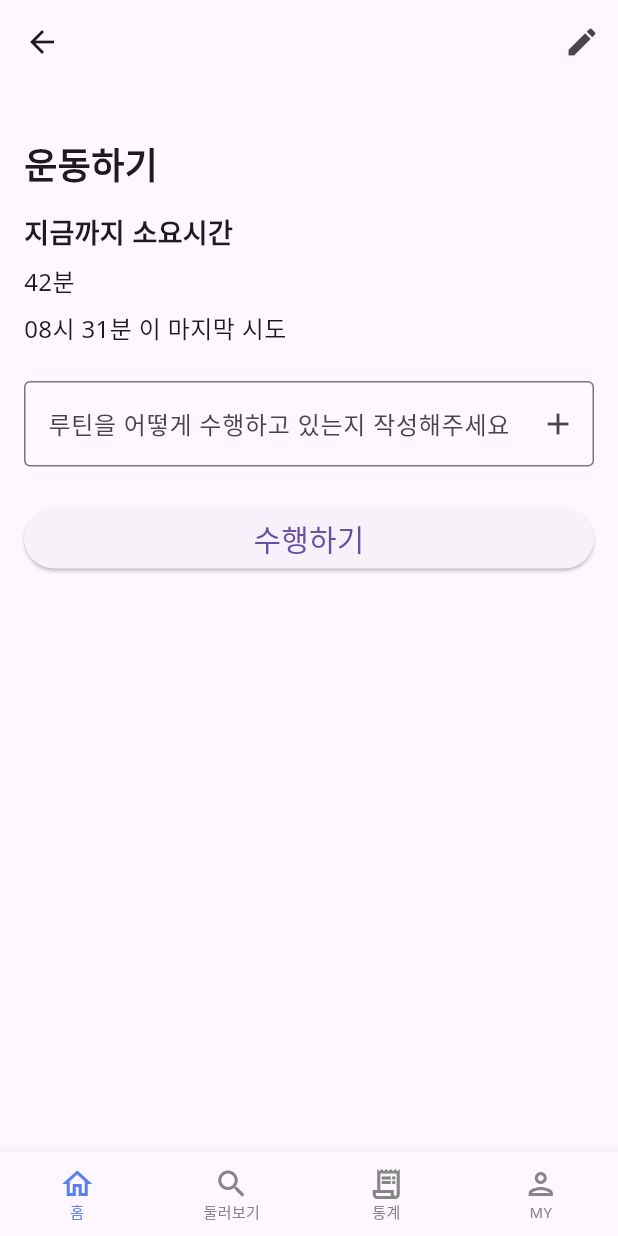
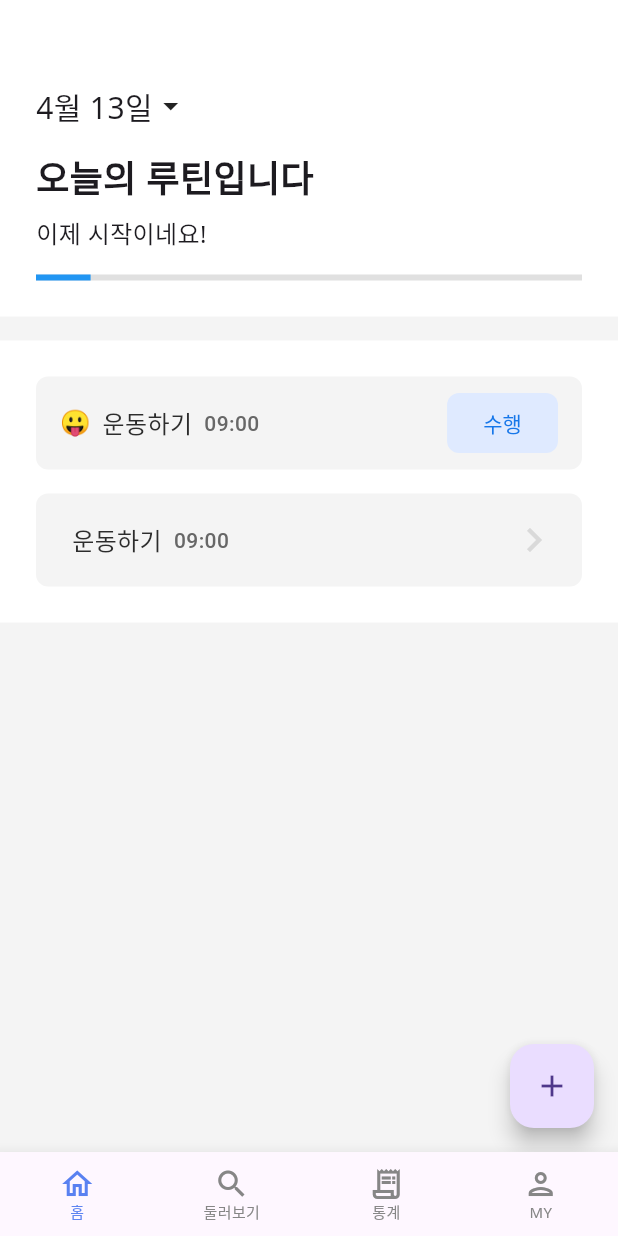
Before and after one commit to DoRun-DoRun/life-designer-client, a Flutter app: the screen it shows after launch, on a phone screen of 412 x 824 dp. Run offline on Flutter 3.47's test engine with Material 3 defaults, Android fonts, the phone set to English and light mode, and no system bars; our stand-ins replace dio, flutter_riverpod, flutter_secure_storage, go_router, percent_indicator, retrofit; missing offline and left inert: debounce_throttle; generated files the repository leaves out were written again; Roboto replaces fonts that are missing (NotoSansKR, TossFace).

Commit message:
[Feat] 공통 컴포넌트 - 리스트 추가

```diff
--- /dev/null
+++ b/lib/common/component/gap_column.dart
@@ -0,0 +1,41 @@
+import 'package:flutter/material.dart';
+
+class GapColumn extends StatelessWidget {
+  final List<Widget> children;
+  final double gap;
+  final MainAxisAlignment mainAxisAlignment;
+  final CrossAxisAlignment crossAxisAlignment;
+  final MainAxisSize mainAxisSize;
+
+  const GapColumn({
+    super.key,
+    required this.children,
+    this.gap = 0,
+    this.mainAxisAlignment = MainAxisAlignment.start,
+    this.crossAxisAlignment = CrossAxisAlignment.center,
+    this.mainAxisSize = MainAxisSize.max,
+  });
+
+  @override
+  Widget build(BuildContext context) {
+    return Column(
+      mainAxisAlignment: mainAxisAlignment,
+      crossAxisAlignment: crossAxisAlignment,
+      mainAxisSize: mainAxisSize,
+      children: _addGaps(children, gap),
+    );
+  }
+
+  List<Widget> _addGaps(List<Widget> children, double gap) {
+    if (children.isEmpty) return [];
+
+    final List<Widget> spacedChildren = [];
+    for (int i = 0; i < children.length; i++) {
+      spacedChildren.add(children[i]);
+      if (i < children.length - 1) {
+        spacedChildren.add(SizedBox(height: gap));
+      }
+    }
+    return spacedChildren;
+  }
+}
--- /dev/null
+++ b/lib/common/component/gap_row.dart
@@ -0,0 +1,41 @@
+import 'package:flutter/material.dart';
+
+class GapRow extends StatelessWidget {
+  final List<Widget> children;
+  final double gap;
+  final MainAxisAlignment mainAxisAlignment;
+  final CrossAxisAlignment crossAxisAlignment;
+  final MainAxisSize mainAxisSize;
+
+  const GapRow({
+    super.key,
+    required this.children,
+    this.gap = 0,
+    this.mainAxisAlignment = MainAxisAlignment.start,
+    this.crossAxisAlignment = CrossAxisAlignment.center,
+    this.mainAxisSize = MainAxisSize.max,
+  });
+
+  @override
+  Widget build(BuildContext context) {
+    return Row(
+      mainAxisAlignment: mainAxisAlignment,
+      crossAxisAlignment: crossAxisAlignment,
+      mainAxisSize: mainAxisSize,
+      children: _addGaps(children, gap),
+    );
+  }
+
+  List<Widget> _addGaps(List<Widget> children, double gap) {
+    if (children.isEmpty) return [];
+
+    final List<Widget> spacedChildren = [];
+    for (int i = 0; i < children.length; i++) {
+      spacedChildren.add(children[i]);
+      if (i < children.length - 1) {
+        spacedChildren.add(SizedBox(width: gap));
+      }
+    }
+    return spacedChildren;
+  }
+}
--- /dev/null
+++ b/lib/common/component/list_item.dart
@@ -0,0 +1,100 @@
+import 'package:dorun_app_flutter/common/component/gap_row.dart';
+import 'package:dorun_app_flutter/common/constant/colors.dart';
+import 'package:dorun_app_flutter/common/constant/fonts.dart';
+import 'package:dorun_app_flutter/common/constant/spacing.dart';
+import 'package:flutter/material.dart';
+import 'package:go_router/go_router.dart';
+
+class ListItem extends StatelessWidget {
+  final int id;
+  final String title;
+  final String? subTitle;
+  final String? routinEmoji;
+  final IconData? actionIcon;
+  final bool? isButton;
+  final bool? isDone;
+  final VoidCallback? onTap;
+
+  const ListItem({
+    super.key,
+    required this.id,
+    required this.title,
+    this.subTitle = '',
+    this.routinEmoji = '',
+    this.actionIcon = Icons.chevron_right,
+    this.isButton = false,
+    this.isDone = false,
+    this.onTap,
+  });
+
+  @override
+  Widget build(BuildContext context) {
+    return InkWell(
+      onTap: onTap,
+      child: Container(
+        height: 62,
+        decoration: const BoxDecoration(
+          color: AppColors.BACKGROUND_SUB,
+          borderRadius: AppRadius.ROUNDED_8,
+        ),
+        child: Padding(
+          padding: const EdgeInsets.symmetric(horizontal: AppSpacing.SPACE_16),
+          child: Row(
+            mainAxisAlignment: MainAxisAlignment.spaceBetween,
+            children: [
+              GapRow(
+                gap: AppSpacing.SPACE_8,
+                children: [
+                  Text(
+                    routinEmoji!,
+                    style: AppTextStyles.EMOJI,
+                  ),
+                  Text(
+                    title,
+                    style: AppTextStyles.MEDIUM_16.copyWith(
+                      color: isDone!
+                          ? AppColors.TEXT_INVERT
+                          : AppColors.TEXT_PRIMARY,
+                    ),
+                  ),
+                  Text(
+                    subTitle!,
+                    style: AppTextStyles.MEDIUM_14.copyWith(
+                      color: isDone!
+                          ? AppColors.TEXT_INVERT
+                          : AppColors.TEXT_SECONDARY,
+                    ),
+                  ),
+                ],
+              ),
+              if (isButton!)
+                ElevatedButton(
+                  onPressed: () => {context.push('/routine_detail/$id')},
+                  style: ElevatedButton.styleFrom(
+                    backgroundColor: AppColors.BRAND_SUB,
+                    shape: const RoundedRectangleBorder(
+                      borderRadius: AppRadius.ROUNDED_8,
+                    ),
+                    shadowColor: null,
+                    elevation: 0,
+                  ),
+                  child: Text(
+                    '수행',
+                    style: AppTextStyles.MEDIUM_14.copyWith(
+                      color: AppColors.BRAND,
+                    ),
+                  ),
+                )
+              else
+                Icon(
+                  actionIcon,
+                  size: 32,
+                  color: AppColors.TEXT_INVERT,
+                ),
+            ],
+          ),
+        ),
+      ),
+    );
+  }
+}
--- a/lib/common/view/root_tab.dart
+++ b/lib/common/view/root_tab.dart
@@ -1,10 +1,10 @@
 import 'package:dorun_app_flutter/common/constant/colors.dart';
 import 'package:dorun_app_flutter/features/profile/view/profile_screen.dart';
+import 'package:dorun_app_flutter/features/routine/view/routine_screen.dart';
 import 'package:dorun_app_flutter/features/search/view/search_screen.dart';
 import 'package:dorun_app_flutter/features/statistics/view/statistics_screen.dart';
 import 'package:flutter/material.dart';
 
-import '../../features/routine/view/routine_detail_screen.dart';
 import '../layout/default_layout.dart';
 
 class RootTab extends StatefulWidget {
@@ -78,7 +78,7 @@ class _RootTabState extends State<RootTab> with SingleTickerProviderStateMixin {
         physics: const NeverScrollableScrollPhysics(),
         controller: controller,
         children: const [
-          RoutineDetailScreen(),
+          RoutineScreen(),
           SearchScreen(),
           StatisticsScreen(),
           ProfileScreen()
--- a/lib/features/routine/view/routine_detail_screen.dart
+++ b/lib/features/routine/view/routine_detail_screen.dart
@@ -1,26 +1,33 @@
 import 'package:flutter/material.dart';
 
 class RoutineDetailScreen extends StatelessWidget {
-  const RoutineDetailScreen({super.key});
+  final int id;
+  const RoutineDetailScreen({super.key, required this.id});
 
   static String get routeName => 'routine_detail';
 
   void _showAddRoutineModal(BuildContext context) {
     showModalBottomSheet(
         context: context,
-        isScrollControlled: true,  // 모달을 전체 화면으로 확장
+        isScrollControlled: true, // 모달을 전체 화면으로 확장
         builder: (BuildContext bc) {
           return Padding(
-            padding: MediaQuery.of(context).viewInsets,  // 키보드 높이에 따라 패딩 조정
+            padding: MediaQuery.of(context).viewInsets, // 키보드 높이에 따라 패딩 조정
             child: Container(
               padding: const EdgeInsets.all(20),
               child: Wrap(
                 children: <Widget>[
-                  const Text('세부 루틴 추가', style: TextStyle(fontWeight: FontWeight.bold, fontSize: 18)),
+                  const Text('세부 루틴 추가',
+                      style:
+                          TextStyle(fontWeight: FontWeight.bold, fontSize: 18)),
                   const SizedBox(height: 10),
                   DropdownButton<IconData>(
                     isExpanded: true,
-                    items: <IconData>[Icons.fitness_center, Icons.directions_run, Icons.pool].map((IconData value) {
+                    items: <IconData>[
+                      Icons.fitness_center,
+                      Icons.directions_run,
+                      Icons.pool
+                    ].map((IconData value) {
                       return DropdownMenuItem<IconData>(
                         value: value,
                         child: Icon(value),
@@ -50,8 +57,7 @@ class RoutineDetailScreen extends StatelessWidget {
               ),
             ),
           );
-        }
-    );
+        });
   }
 
   @override
@@ -75,9 +81,9 @@ class RoutineDetailScreen extends StatelessWidget {
           crossAxisAlignment: CrossAxisAlignment.start,
           children: [
             const SizedBox(height: 20),
-            const Text(
-              '운동하기',
-              style: TextStyle(fontSize: 24, fontWeight: FontWeight.bold),
+            Text(
+              '루틴 ID: $id',
+              style: const TextStyle(fontSize: 24, fontWeight: FontWeight.bold),
             ),
             const SizedBox(height: 16),
             const Text(
--- a/lib/features/routine/view/routine_screen.dart
+++ b/lib/features/routine/view/routine_screen.dart
@@ -1,5 +1,11 @@
+import 'package:dorun_app_flutter/common/component/gap_column.dart';
+import 'package:dorun_app_flutter/common/component/list_item.dart';
+import 'package:dorun_app_flutter/common/constant/spacing.dart';
+import 'package:dorun_app_flutter/common/layout/default_layout.dart';
 import 'package:dorun_app_flutter/features/routine/view/routine_creator_screen.dart';
 import 'package:flutter/material.dart';
+import 'package:flutter/widgets.dart';
+import 'package:go_router/go_router.dart';
 
 class RoutineScreen extends StatelessWidget {
   static String get routeName => 'routine';
@@ -8,19 +14,45 @@ class RoutineScreen extends StatelessWidget {
 
   @override
   Widget build(BuildContext context) {
-    return Scaffold(
-      appBar: AppBar(
-        actions: [
-          IconButton(
-            icon: const Icon(Icons.notifications),
+    return DefaultLayout(
+      title: '',
+      // appBar: AppBar(
+      //   actions: [
+      //     IconButton(
+      //       icon: const Icon(Icons.notifications),
+      //       onPressed: () {
+      //         // 알림 버튼 클릭 이벤트 처리
+      //       },
+      //     ),
+      //   ],
+      // ),
+      floatingActionButton: FloatingActionButton(
         onPressed: () {
-              // 알림 버튼 클릭 이벤트 처리
+          Navigator.push(
+            context,
+            MaterialPageRoute(
+                builder: (context) => const RoutineCreatorScreen()),
+          );
         },
+        child: const Icon(Icons.add),
       ),
-        ],
-      ),
-      body: Padding(
-        padding: const EdgeInsets.all(16.0),
+      // appBar: AppBar(
+      //   actions: [
+      //     IconButton(
+      //       icon: const Icon(Icons.notifications),
+      //       onPressed: () {
+      //         // 알림 버튼 클릭 이벤트 처리
+      //       },
+      //     ),
+      //   ],
+      // ),
+      child: GapColumn(
+        gap: 16,
+        children: [
+          Container(
+            color: Colors.white,
+            child: Padding(
+              padding: const EdgeInsets.only(left: 24, bottom: 24, right: 24),
               child: Column(
                 crossAxisAlignment: CrossAxisAlignment.start,
                 children: [
@@ -39,28 +71,50 @@ class RoutineScreen extends StatelessWidget {
                   LinearProgressIndicator(
                     value: 0.1, // 진행 상태 값
                     backgroundColor: Colors.grey[300],
-              valueColor: const AlwaysStoppedAnimation<Color>(Colors.blue),
+                    valueColor:
+                        const AlwaysStoppedAnimation<Color>(Colors.blue),
                   ),
-            const SizedBox(height: 32),
-            RoutineCard(
-              title: '운동하기',
-              time: '09:00 시작',
-              onPressed: () {
-                // 수행 버튼 클릭 이벤트 처리
+                ],
+              ),
+            ),
+          ),
+          Container(
+            color: Colors.white,
+            child: Padding(
+              padding: const EdgeInsets.all(24.0),
+              child: GapColumn(
+                gap: AppSpacing.SPACE_16,
+                children: [
+                  ListItem(
+                    id: 0,
+                    title: "운동하기",
+                    subTitle: '09:00',
+                    routinEmoji: '😛',
+                    isButton: true,
+                    onTap: () {
+                      context.push('/routine_edit/0');
+                    },
+                  ),
+                  ListItem(
+                    id: 1,
+                    title: "운동하기",
+                    subTitle: '09:00',
+                    onTap: () {
+                      context.push('/routine_edit/1');
                     },
                   ),
                 ],
               ),
             ),
-      floatingActionButton: FloatingActionButton(
-        onPressed: () {
-          Navigator.push(
-            context,
-            MaterialPageRoute(
-                builder: (context) => const RoutineCreatorScreen()),
-          );
-        },
-        child: const Icon(Icons.add),
+          ),
+          // RoutineCard(
+          //   title: '운동하기',
+          //   time: '09:00 시작',
+          //   onPressed: () {
+          //     // 수행 버튼 클릭 이벤트 처리
+          //   },
+          // ),
+        ],
       ),
     );
   }
--- a/lib/features/user/provider/auth_provider.dart
+++ b/lib/features/user/provider/auth_provider.dart
@@ -31,13 +31,16 @@ class AuthProvider extends ChangeNotifier {
           builder: (_, __) => const RootTab(),
         ),
         GoRoute(
-      path: '/routine_detail',
+          path: '/routine_detail/:id',
           name: RoutineDetailScreen.routeName,
-      builder: (_, __) => const RoutineDetailScreen(),
+          builder: (context, state) {
+            final id = state.pathParameters['id']!;
+            return RoutineDetailScreen(id: int.parse(id));
+          },
         ),
       ];
 
-  void logout(){
+  void logout() {
     ref.read(userMeProvider.notifier).logout();
   }
 
```
Lines whose indentation alone changed are shown as unchanged.
